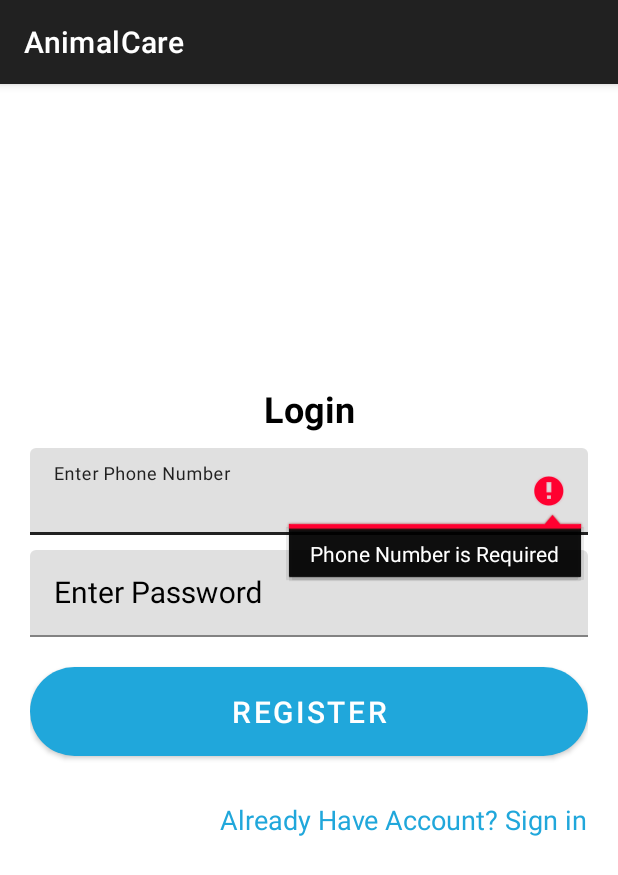
After one commit to v-magiri/Animal-Care, an Android app: the FarmerLogin screen opened directly, with no data from a screen before it, on a phone screen of 412 x 824 dp. The commit adds this screen. Shown: the top 875 px of the screen. Run offline under Robolectric (Android 15) with nearby library versions, the phone set to English and light mode, and no system bars; our stand-ins replace Firebase (no records; nobody signed in at launch, a user with empty details on screens opened directly).

Commit message:
:construction: Farmer login from animal Care

```diff
--- /dev/null
+++ b/app/src/main/java/com/magiri/animalcare/FarmerLogin.java
@@ -0,0 +1,99 @@
+package com.magiri.animalcare;
+
+import androidx.annotation.NonNull;
+import androidx.appcompat.app.AppCompatActivity;
+
+import android.content.Intent;
+import android.graphics.Color;
+import android.graphics.PorterDuff;
+import android.os.Bundle;
+import android.provider.Settings;
+import android.text.TextUtils;
+import android.view.Gravity;
+import android.view.View;
+import android.widget.Button;
+import android.widget.EditText;
+import android.widget.TextView;
+import android.widget.Toast;
+
+import com.google.firebase.database.DataSnapshot;
+import com.google.firebase.database.DatabaseError;
+import com.google.firebase.database.DatabaseReference;
+import com.google.firebase.database.FirebaseDatabase;
+import com.google.firebase.database.ValueEventListener;
+import com.magiri.animalcare.Model.Farmer;
+import com.magiri.animalcare.Session.Prevalent;
+import com.magiri.animalcare.Session.Session;
+
+public class FarmerLogin extends AppCompatActivity {
+    private EditText phoneNumberEditText,passwordEditTxt;
+    private Button loginBtn;
+    @Override
+    protected void onCreate(Bundle savedInstanceState) {
+        super.onCreate(savedInstanceState);
+        setContentView(R.layout.activity_farmer_login);
+        initView();
+    }
+
+    private void initView() {
+        phoneNumberEditText=findViewById(R.id.farmerPhoneEditTxt);
+        passwordEditTxt=findViewById(R.id.farmerPassWordEditTxt);
+        loginBtn=findViewById(R.id.farmerLoginBtn);
+        String phoneNumber=phoneNumberEditText.getText().toString().trim();
+        String password=passwordEditTxt.getText().toString().trim();
+
+        if(TextUtils.isEmpty(phoneNumber)){
+            phoneNumberEditText.setError("Phone Number is Required");
+            phoneNumberEditText.requestFocus();
+            return;
+        }
+        if(TextUtils.isEmpty(password)){
+            passwordEditTxt.setError("Password is required");
+            passwordEditTxt.requestFocus();
+            return;
+        }
+        if(phoneNumber.contains(" ")){
+            phoneNumberEditText.setError("Phone Number can not contain Spaces");
+            phoneNumberEditText.requestFocus();
+            return;
+        }
+        loginFarmer(phoneNumber,password);
+    }
+
+    private void loginFarmer(String phoneNumber, String password) {
+        DatabaseReference mRef;
+        mRef= FirebaseDatabase.getInstance().getReference("Farmers");
+        mRef.addListenerForSingleValueEvent(new ValueEventListener() {
+            @Override
+            public void onDataChange(@NonNull DataSnapshot snapshot) {
+                String FarmerID= Settings.Secure.getString(getApplicationContext().getContentResolver(), Settings.Secure.ANDROID_ID);
+                if(snapshot.child(FarmerID).exists()){
+                    Farmer farmerData=snapshot.child(FarmerID).getValue(Farmer.class);
+                    if(farmerData.getPhoneNumber().equals(phoneNumber)){
+                        if(farmerData.getFarmerPassword().equals(password)){
+                            Toast toast= Toast.makeText(getApplicationContext(),"Welcome "+farmerData.getFarmerName(),Toast.LENGTH_SHORT);
+                            View view=toast.getView();
+                            view.getBackground().setColorFilter(Color.parseColor("#20a7db"), PorterDuff.Mode.SRC_IN);
+                            TextView textView=view.findViewById(android.R.id.message);
+                            textView.setTextColor(Color.parseColor("#FFFFFF"));
+                            textView.setTextSize(16);
+                            toast.setGravity(Gravity.CENTER,0,0);
+                            toast.show();
+
+                            //redirect user to login activity
+                            Intent intent=new Intent(getApplicationContext(),FarmerHome.class);
+                            Session.getInstance(FarmerLogin.this).FarmerLogin(FarmerID,farmerData.getFarmerName());
+                            Prevalent.currentOnlineFarmer=farmerData;
+                            startActivity(intent);
+                        }
+                    }
+                }
+            }
+
+            @Override
+            public void onCancelled(@NonNull DatabaseError error) {
+
+            }
+        });
+    }
+}
--- /dev/null
+++ b/app/src/main/java/com/magiri/animalcare/Model/Chat.java
@@ -0,0 +1,4 @@
+package com.magiri.animalcare.Model;
+
+public class Chat {
+}
--- /dev/null
+++ b/app/src/main/java/com/magiri/animalcare/Model/Post.java
@@ -0,0 +1,4 @@
+package com.magiri.animalcare.Model;
+
+public class Post {
+}
--- /dev/null
+++ b/app/src/main/res/drawable/button_background.xml
@@ -0,0 +1,12 @@
+<?xml version="1.0" encoding="utf-8"?>
+<shape xmlns:android="http://schemas.android.com/apk/res/android">
+    <corners
+        android:radius="100dp"/>
+    <solid
+        android:color="@color/animalCareBackground"/>
+    <padding
+        android:top="3dp"
+        android:left="8dp"
+        android:bottom="3dp"
+        android:right="3dp"/>
+</shape>
--- /dev/null
+++ b/app/src/main/res/layout/activity_farmer_login.xml
@@ -0,0 +1,77 @@
+<?xml version="1.0" encoding="utf-8"?>
+<RelativeLayout xmlns:android="http://schemas.android.com/apk/res/android"
+    xmlns:app="http://schemas.android.com/apk/res-auto"
+    xmlns:tools="http://schemas.android.com/tools"
+    android:layout_width="match_parent"
+    android:layout_height="match_parent"
+    tools:context=".FarmerLogin">
+    <LinearLayout
+        android:layout_width="match_parent"
+        android:layout_height="wrap_content"
+        android:layout_marginTop="200dp"
+        android:id="@+id/registrationLayout"
+        android:layout_marginHorizontal="20dp"
+        android:orientation="vertical">
+        <TextView
+            android:layout_width="match_parent"
+            android:layout_height="wrap_content"
+            android:text="Login"
+            android:textAlignment="center"
+            android:textSize="24sp"
+            android:textStyle="bold"
+            android:textColor="@color/black"/>
+        <com.google.android.material.textfield.TextInputLayout
+            android:layout_width="match_parent"
+            android:layout_height="wrap_content"
+            android:textColorHint="@color/black"
+            android:id="@+id/phone_wrapper"
+            android:layout_marginTop="10dp">
+            <EditText
+                android:layout_width="match_parent"
+                android:layout_height="wrap_content"
+                android:hint="@string/PhoneNumber"
+                android:textSize="20sp"
+                android:inputType="textPhonetic"
+                android:padding="15dp"
+                android:id="@+id/farmerPhoneEditTxt" />
+        </com.google.android.material.textfield.TextInputLayout>
+        <com.google.android.material.textfield.TextInputLayout
+            android:layout_width="match_parent"
+            android:layout_height="wrap_content"
+            android:textColorHint="@color/black"
+            android:layout_marginTop="10dp">
+            <EditText
+                android:layout_width="match_parent"
+                android:layout_height="wrap_content"
+                android:hint="@string/Password"
+                android:textSize="20sp"
+                android:padding="15dp"
+                android:inputType="textPassword"
+                android:textAppearance="?android:textAppearanceLarge"
+                android:id="@+id/farmerPassWordEditTxt" />
+        </com.google.android.material.textfield.TextInputLayout>
+        <Button
+            android:layout_width="match_parent"
+            android:layout_height="wrap_content"
+            android:text="@string/registerBtn"
+            android:textSize="20sp"
+            android:padding="10dp"
+            android:background="@drawable/button_background"
+            app:backgroundTint="@null"
+            android:layout_marginVertical="20dp"
+            android:id="@+id/farmerLoginBtn"
+            android:layout_below="@+id/passwordEditTxt"/>
+    </LinearLayout>
+    <TextView
+        android:layout_width="wrap_content"
+        android:layout_height="wrap_content"
+        android:text="Already Have Account? Sign in"
+        android:textSize="18sp"
+        android:layout_below="@+id/registrationLayout"
+        android:layout_alignParentEnd="true"
+        android:layout_marginRight="20dp"
+        android:id="@+id/signTextView"
+        android:textColor="@color/animalCareBackground"
+        android:layout_marginVertical="10dp"/>
+
+</RelativeLayout>
--- a/app/src/main/res/values-night/themes.xml
+++ b/app/src/main/res/values-night/themes.xml
@@ -2,8 +2,7 @@
     <!-- Base application theme. -->
     <style name="Theme.AnimalCare" parent="Theme.MaterialComponents.DayNight.DarkActionBar">
         <!-- Primary brand color. -->
-        <item name="colorPrimary">@color/purple_200</item>
-        <item name="colorPrimaryVariant">@color/purple_700</item>
+        <item name="colorPrimaryVariant">@color/animalCareBackground</item>
         <item name="colorOnPrimary">@color/black</item>
         <!-- Secondary brand color. -->
         <item name="colorSecondary">@color/teal_200</item>
--- a/app/src/main/res/values/colors.xml
+++ b/app/src/main/res/values/colors.xml
@@ -1,8 +1,6 @@
 <?xml version="1.0" encoding="utf-8"?>
 <resources>
-    <color name="purple_200">#FFBB86FC</color>
-    <color name="purple_500">#FF6200EE</color>
-    <color name="purple_700">#FF3700B3</color>
+    <color name="animalCareBackground">#20a7db</color>
     <color name="teal_200">#FF03DAC5</color>
     <color name="teal_700">#FF018786</color>
     <color name="black">#FF000000</color>
--- a/app/src/main/res/values/strings.xml
+++ b/app/src/main/res/values/strings.xml
@@ -1,3 +1,7 @@
 <resources>
     <string name="app_name">AnimalCare</string>
+    <string name="registerBtn">Register</string>
+    <string name="Password">Enter Password</string>
+    <string name="PhoneNumber">Enter Phone Number</string>
+    <string name="FullName">Enter Full Name</string>
 </resources>
--- a/app/src/main/res/values/themes.xml
+++ b/app/src/main/res/values/themes.xml
@@ -2,8 +2,7 @@
     <!-- Base application theme. -->
     <style name="Theme.AnimalCare" parent="Theme.MaterialComponents.DayNight.DarkActionBar">
         <!-- Primary brand color. -->
-        <item name="colorPrimary">@color/purple_500</item>
-        <item name="colorPrimaryVariant">@color/purple_700</item>
+        <item name="colorPrimaryVariant">@color/animalCareBackground</item>
         <item name="colorOnPrimary">@color/white</item>
         <!-- Secondary brand color. -->
         <item name="colorSecondary">@color/teal_200</item>
```
Also changed, not shown: app/src/main/AndroidManifest.xml (+9 -0 lines), app/src/main/java/com/magiri/animalcare/FarmerHome.java (added, +14 -0 lines), app/src/main/java/com/magiri/animalcare/FarmerRegistration.java (added, +147 -0 lines), app/src/main/java/com/magiri/animalcare/Model/Farmer.java (added, +56 -0 lines), app/src/main/java/com/magiri/animalcare/Session/Prevalent.java (added, +10 -0 lines), app/src/main/java/com/magiri/animalcare/Session/Session.java (added, +55 -0 lines), app/src/main/res/layout/activity_farmer_home.xml (added, +9 -0 lines), app/src/main/res/layout/activity_farmer_registration.xml (added, +91 -0 lines).
